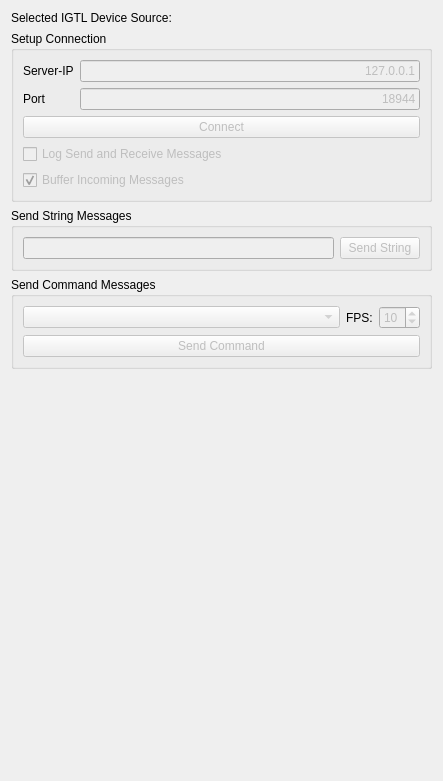
First picture: the form in Modules/OpenIGTLinkUI/Qmitk/QmitkIGTLDeviceSourceManagementWidgetControls.ui, repository MITK/MITK, before the edit.
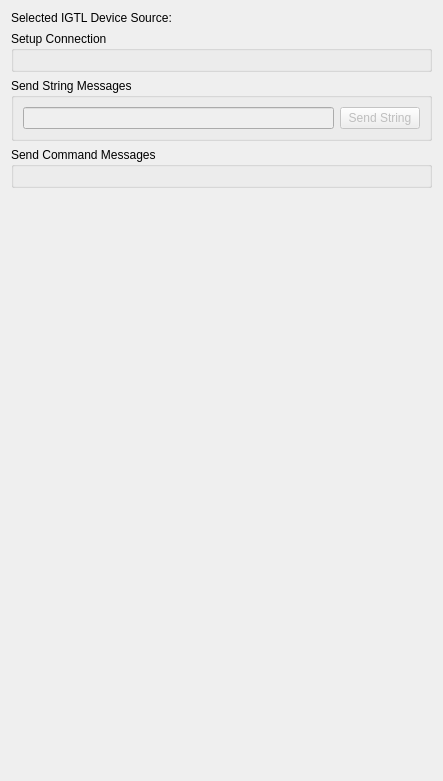
Second picture: the form after the edit. Custom widgets are drawn as their Qt base class.

Commit message: Splitted IGTLDeviceSourceManagementWidget into three smaller ones

The edit to the form file:
```diff
--- a/Modules/OpenIGTLinkUI/Qmitk/QmitkIGTLDeviceSourceManagementWidgetControls.ui
+++ b/Modules/OpenIGTLinkUI/Qmitk/QmitkIGTLDeviceSourceManagementWidgetControls.ui
@@ -41,121 +41,8 @@
       <string>Setup Connection</string>
      </property>
      <layout class="QGridLayout" name="gridLayout">
-      <item row="2" column="0">
-       <widget class="QCheckBox" name="logSendReceiveMsg">
-        <property name="enabled">
-         <bool>false</bool>
-        </property>
-        <property name="toolTip">
-         <string>Enable this checkbox to log the send and receive message events</string>
-        </property>
-        <property name="text">
-         <string>Log Send and Receive Messages</string>
-        </property>
-       </widget>
-      </item>
       <item row="0" column="0">
-       <layout class="QGridLayout" name="gridLayout_2">
-        <item row="2" column="0">
-         <widget class="QLabel" name="label_3">
-          <property name="text">
-           <string>Port</string>
-          </property>
-         </widget>
-        </item>
-        <item row="1" column="0">
-         <widget class="QLabel" name="label_4">
-          <property name="text">
-           <string>Server-IP</string>
-          </property>
-         </widget>
-        </item>
-        <item row="2" column="1">
-         <widget class="QLineEdit" name="editPort">
-          <property name="enabled">
-           <bool>false</bool>
-          </property>
-          <property name="toolTip">
-           <string>Enter the port number of the host</string>
-          </property>
-          <property name="text">
-           <string>18944</string>
-          </property>
-          <property name="maxLength">
-           <number>5</number>
-          </property>
-          <property name="frame">
-           <bool>true</bool>
-          </property>
-          <property name="alignment">
-           <set>Qt::AlignRight|Qt::AlignTrailing|Qt::AlignVCenter</set>
-          </property>
-          <property name="placeholderText">
-           <string>Port</string>
-          </property>
-         </widget>
-        </item>
-        <item row="1" column="1">
-         <widget class="QLineEdit" name="editIP">
-          <property name="enabled">
-           <bool>false</bool>
-          </property>
-          <property name="toolTip">
-           <string>Enter the IP address of the host</string>
-          </property>
-          <property name="text">
-           <string>127.0.0.1</string>
-          </property>
-          <property name="alignment">
-           <set>Qt::AlignRight|Qt::AlignTrailing|Qt::AlignVCenter</set>
-          </property>
-         </widget>
-        </item>
-       </layout>
-      </item>
-      <item row="1" column="0">
-       <widget class="QPushButton" name="butConnect">
-        <property name="enabled">
-         <bool>false</bool>
-        </property>
-        <property name="toolTip">
-         <string>Connect with the host/Start server</string>
-        </property>
-        <property name="text">
-         <string>Connect</string>
-        </property>
-        <property name="checkable">
-         <bool>false</bool>
-        </property>
-        <property name="checked">
-         <bool>false</bool>
-        </property>
-        <property name="autoDefault">
-         <bool>false</bool>
-        </property>
-        <property name="default">
-         <bool>false</bool>
-        </property>
-        <property name="flat">
-         <bool>false</bool>
-        </property>
-       </widget>
-      </item>
-      <item row="3" column="0">
-       <widget class="QCheckBox" name="bufferMsgCheckBox">
-        <property name="enabled">
-         <bool>false</bool>
-        </property>
-        <property name="toolTip">
-         <string>If this checkbox is set the device stores all incoming messages in the queue. If it is not set it always overwrites the current value.</string>
-        </property>
-        <property name="text">
-         <string>Buffer Incoming Messages</string>
-        </property>
-        <property name="checked">
-         <bool>true</bool>
-        </property>
-       </widget>
+       <widget class="QmitkIGTLDeviceSetupConnectionWidget" name="connectionSetupWidget" native="true"/>
       </item>
      </layout>
     </widget>
@@ -199,66 +86,7 @@
      </property>
      <layout class="QVBoxLayout" name="verticalLayout">
       <item>
-       <layout class="QHBoxLayout" name="horizontalLayout">
-        <item>
-         <widget class="QComboBox" name="commandsComboBox">
-          <property name="enabled">
-           <bool>false</bool>
-          </property>
-          <property name="toolTip">
-           <string>Choose Command Message Type</string>
-          </property>
-         </widget>
-        </item>
-        <item>
-         <widget class="QLabel" name="label_2">
-          <property name="sizePolicy">
-           <sizepolicy hsizetype="Maximum" vsizetype="Preferred">
-            <horstretch>0</horstretch>
-            <verstretch>0</verstretch>
-           </sizepolicy>
-          </property>
-          <property name="toolTip">
-           <string>Frames per second</string>
-          </property>
-          <property name="text">
-           <string>FPS:</string>
-          </property>
-         </widget>
-        </item>
-        <item>
-         <widget class="QSpinBox" name="fpsSpinBox">
-          <property name="enabled">
-           <bool>false</bool>
-          </property>
-          <property name="sizePolicy">
-           <sizepolicy hsizetype="Maximum" vsizetype="Fixed">
-            <horstretch>0</horstretch>
-            <verstretch>0</verstretch>
-           </sizepolicy>
-          </property>
-          <property name="toolTip">
-           <string>Set the frames per second of the stream</string>
-          </property>
-          <property name="value">
-           <number>10</number>
-          </property>
-         </widget>
-        </item>
-       </layout>
-      </item>
-      <item>
-       <widget class="QPushButton" name="butSendCommand">
-        <property name="enabled">
-         <bool>false</bool>
-        </property>
-        <property name="toolTip">
-         <string>Send the command</string>
-        </property>
-        <property name="text">
-         <string>Send Command</string>
-        </property>
-       </widget>
+       <widget class="QmitkIGTLDeviceCommandWidget" name="commandWidget" native="true"/>
       </item>
      </layout>
     </widget>
@@ -278,6 +106,20 @@
    </item>
   </layout>
  </widget>
+ <customwidgets>
+  <customwidget>
+   <class>QmitkIGTLDeviceCommandWidget</class>
+   <extends>QWidget</extends>
+   <header>QmitkIGTLDeviceCommandWidget.h</header>
+   <container>1</container>
+  </customwidget>
+  <customwidget>
+   <class>QmitkIGTLDeviceSetupConnectionWidget</class>
+   <extends>QWidget</extends>
+   <header>QmitkIGTLDeviceSetupConnectionWidget.h</header>
+   <container>1</container>
+  </customwidget>
+ </customwidgets>
  <resources/>
  <connections/>
 </ui>
```
Left out of the diff: 6 changed lines with no effect on the pictures. The commit also changes 15 other files.
